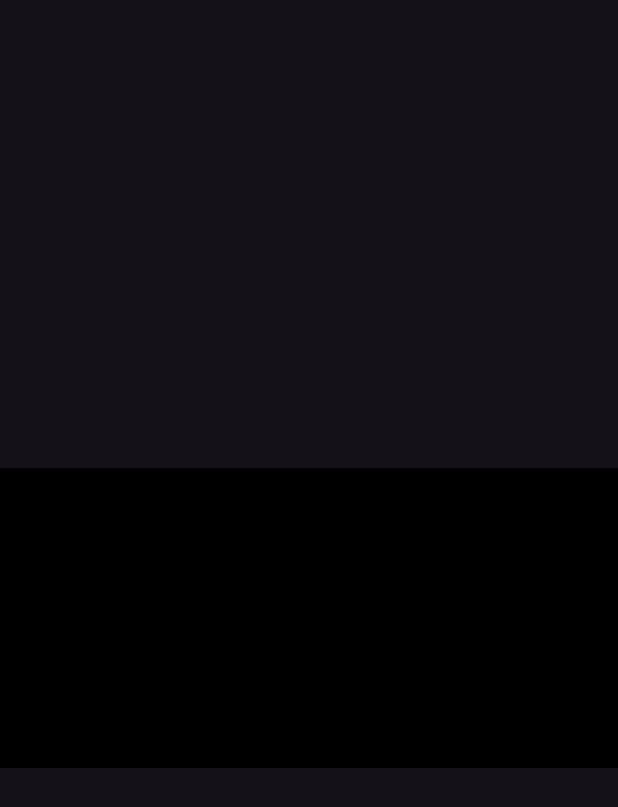
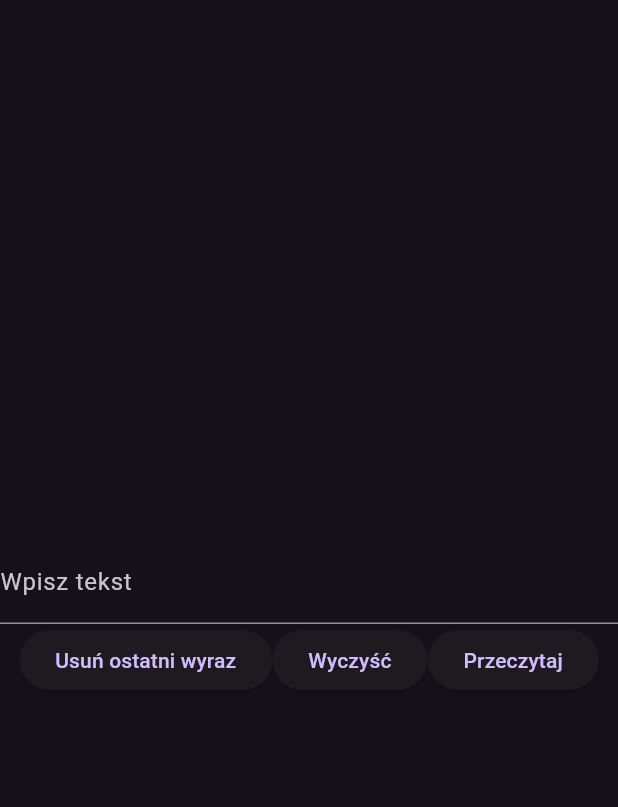
Before and after one commit to Sekanko/InkTalk, a Flutter app: the screen it shows after launch, on a phone screen of 412 x 824 dp. Shown: the top 807 px of the screen. Run offline on Flutter 3.47's test engine with Material 3 defaults, Android fonts, the phone set to English and light mode, and no system bars; drawn by our look-alikes of signature; our stand-ins replace flutter_tts.

```diff
--- a/lib/main.dart
+++ b/lib/main.dart
@@ -14,7 +14,7 @@ class MainApp extends StatelessWidget {
       debugShowCheckedModeBanner: false,
       title: 'InkTalk',
       theme: ThemeData.dark(),
-      home: const HomeScreen(),
+      home: HomeScreen(),
     );
   }
 }
--- a/lib/screens/home_screen.dart
+++ b/lib/screens/home_screen.dart
@@ -1,20 +1,28 @@
 import 'package:flutter/material.dart';
-import 'package:signature/signature.dart';
+import 'package:flutter_tts/flutter_tts.dart';
 
 class HomeScreen extends StatefulWidget {
   const HomeScreen({super.key});
+  @override
+  State<HomeScreen> createState() => HomeScreenState();
+}
+
+class HomeScreenState extends State<HomeScreen> {
+  final TextEditingController controller = TextEditingController();
+  final FlutterTts flutterTts = FlutterTts();
 
   @override
-  State<HomeScreen> createState() => _HomeScreenState();
-}
+  void initState() {
+    super.initState();
+    Future.microtask(() => prepareTTS());
+  }
 
-class _HomeScreenState extends State<HomeScreen> {
-  final SignatureController controller = SignatureController(
-    penColor: Colors.white,
-    penStrokeWidth: 3,
-    exportPenColor: Colors.red,
-    exportBackgroundColor: Colors.black,
-  );
+  Future<void> prepareTTS() async {
+    await flutterTts.setLanguage("pl-PL");
+    await flutterTts.setPitch(1.0);
+    await flutterTts.setSpeechRate(0.5);
+    await flutterTts.setVoice({"name": "pl-pl-x-bmg-local", "locale": "pl-PL"});
+  }
 
   @override
   void dispose() {
@@ -27,13 +35,42 @@ class _HomeScreenState extends State<HomeScreen> {
     return Scaffold(
       body: Column(
         mainAxisAlignment: MainAxisAlignment.center,
-        crossAxisAlignment: CrossAxisAlignment.center,
         children: [
-          Signature(
+          TextField(
             controller: controller,
-            width: double.infinity,
-            height: 200,
-            backgroundColor: Colors.black,
+            decoration: const InputDecoration(labelText: "Wpisz tekst"),
+          ),
+          Wrap(
+            alignment: WrapAlignment.center,
+            children: [
+              ElevatedButton(
+                onPressed: () {
+                  String text = controller.text.trim();
+                  if (text.isEmpty) return;
+
+                  List<String> words = text.split(" ");
+
+                  words.removeLast();
+                  text = words.join(" ");
+                  controller.text = text;
+                },
+                child: const Text("Usuń ostatni wyraz"),
+              ),
+              ElevatedButton(
+                onPressed: () {
+                  controller.clear();
+                },
+                child: const Text("Wyczyść"),
+              ),
+              ElevatedButton(
+                onPressed: () async {
+                  String text = controller.text.trim();
+                  if (text.isEmpty) return;
+                  await flutterTts.speak(text);
+                },
+                child: const Text("Przeczytaj"),
+              ),
+            ],
           ),
         ],
       ),
--- a/pubspec.yaml
+++ b/pubspec.yaml
@@ -1,6 +1,6 @@
 name: ink_talk
 description: "A new Flutter project."
-publish_to: 'none'
+publish_to: "none"
 version: 0.1.0
 
 environment:
@@ -9,7 +9,7 @@ environment:
 dependencies:
   flutter:
     sdk: flutter
-  signature: ^6.3.0
+  flutter_tts: ^4.2.3
 
 dev_dependencies:
   flutter_test:
```
Also changed, not shown: pubspec.lock.
